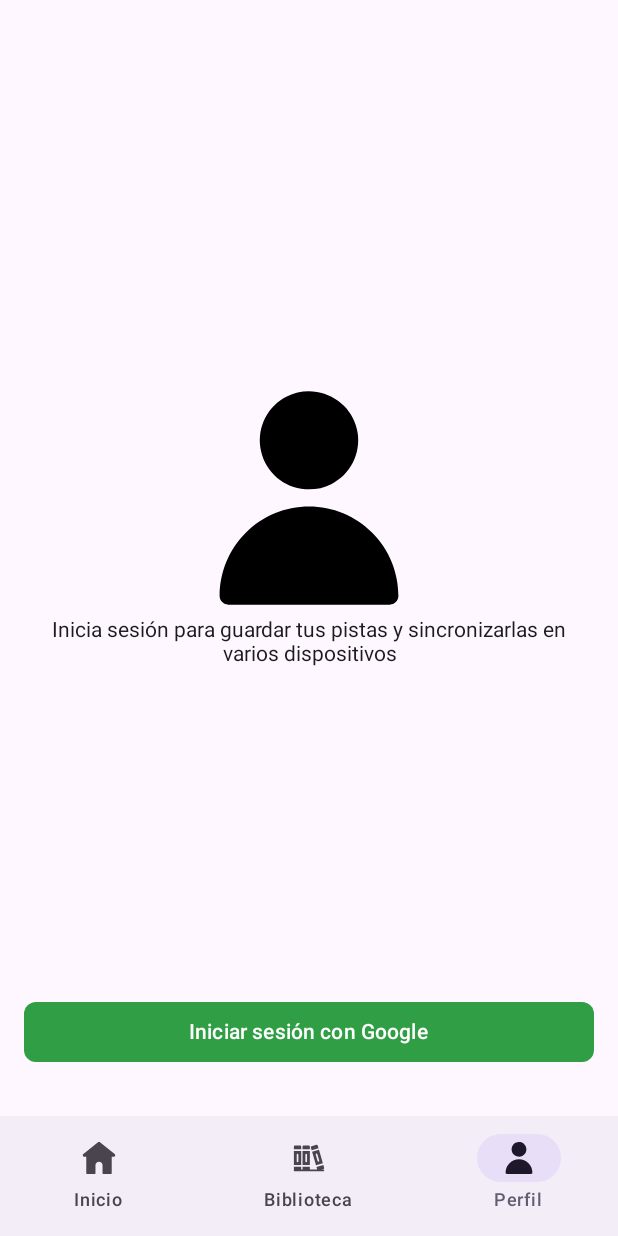
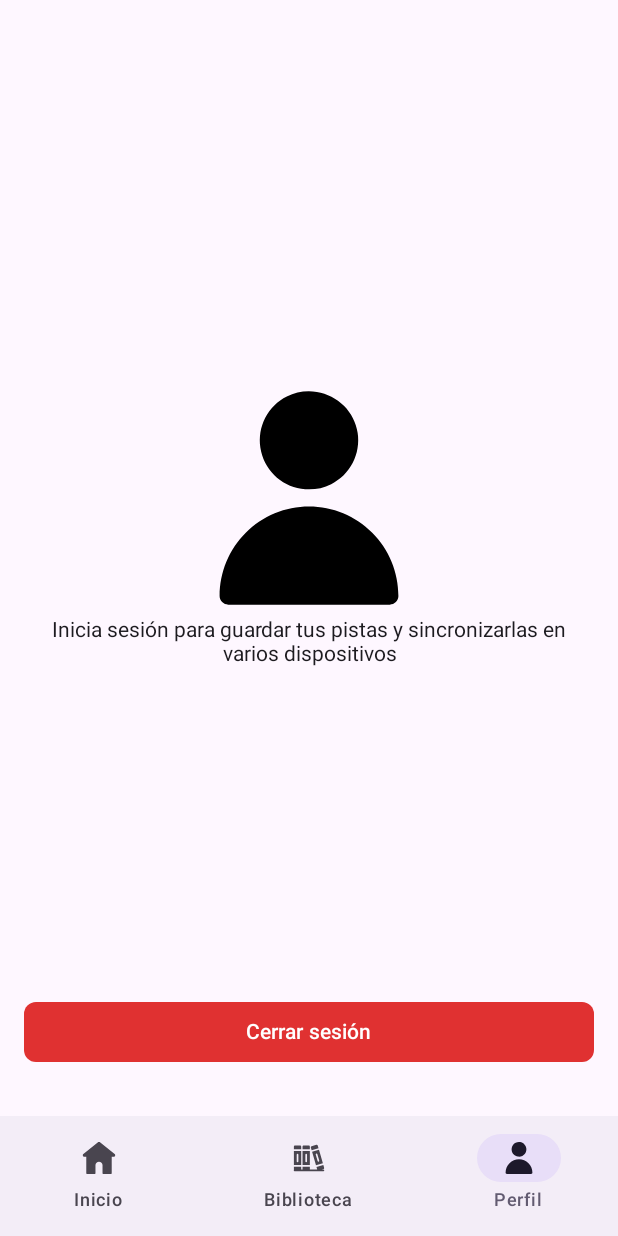
Before and after one commit to RonnyLP/musicquest, an Android app built with Jetpack Compose: the HomeScreen screen opened through its navigation route, item 3 of the bottom bar chosen, on a phone screen of 412 x 824 dp. Run offline under Robolectric (Android 15) with nearby library versions, the phone set to English and light mode, and no system bars; our stand-ins replace Dagger/Hilt's generated code, Firebase (no records; nobody signed in at launch, a user with empty details on screens opened directly), Room's generated code; libraries missing offline, so code that uses them is left out: androidx.hilt.lifecycle.

Commit message:
Agregado la función de cerrar sesión

```diff
--- a/app/src/main/java/com/example/melodyquest/core/navigation/AppNavHost.kt
+++ b/app/src/main/java/com/example/melodyquest/core/navigation/AppNavHost.kt
@@ -106,6 +106,9 @@ fun AppNavHost(
             HomeScreen(
                 onNavigateToPlayer = { id ->
                     navController.navigate(Screen.Player.createRoute(id))
+                },
+                onNavigateToLogin = {
+                    navController.navigate(Screen.Welcome.route)
                 }
             )
         }
--- a/app/src/main/java/com/example/melodyquest/feature/home/ui/HomeScreen.kt
+++ b/app/src/main/java/com/example/melodyquest/feature/home/ui/HomeScreen.kt
@@ -39,6 +39,7 @@ fun HomeScreenPreview(
 fun HomeScreen(
     viewModel: IHomeScreenViewModel = viewModel<HomeScreenViewModel>(),
     onNavigateToPlayer: (id: String) -> Unit,
+    onNavigateToLogin: () -> Unit = {},
     preview: Boolean = false
 ) {
     val selectedTab = viewModel.selectedTab.value
@@ -79,7 +80,7 @@ fun HomeScreen(
             when (selectedTab) {
                 HomeTab.Inicio -> InicioTab(innerPadding, onNavigateToPlayer = onNavigateToPlayer)
                 HomeTab.Biblioteca -> BibliotecaTab(innerPadding, onNavigateToPlayer = onNavigateToPlayer)
-                HomeTab.Perfil -> UsuarioTab(innerPadding)
+                HomeTab.Perfil -> UsuarioTab(innerPadding, navigateToLogin = onNavigateToLogin)
             }
         }
     }
--- a/app/src/main/java/com/example/melodyquest/feature/home/ui/UsuarioTab.kt
+++ b/app/src/main/java/com/example/melodyquest/feature/home/ui/UsuarioTab.kt
@@ -4,7 +4,6 @@ import android.Manifest
 import android.util.Log
 import androidx.activity.compose.rememberLauncherForActivityResult
 import androidx.activity.result.contract.ActivityResultContracts
-import androidx.activity.result.launch
 import androidx.compose.foundation.Image
 import androidx.compose.foundation.layout.Arrangement
 import androidx.compose.foundation.layout.Box
@@ -19,15 +18,14 @@ import androidx.compose.runtime.Composable
 import androidx.compose.runtime.DisposableEffect
 import androidx.compose.runtime.LaunchedEffect
 import androidx.compose.runtime.collectAsState
-import androidx.compose.runtime.getValue
 import androidx.compose.ui.Alignment
 import androidx.compose.ui.Modifier
 import androidx.compose.ui.text.style.TextAlign
 import androidx.compose.ui.tooling.preview.Preview
 import androidx.compose.ui.unit.dp
 import androidx.hilt.lifecycle.viewmodel.compose.hiltViewModel
-import androidx.lifecycle.compose.collectAsStateWithLifecycle
 import com.example.melodyquest.core.ui.components.GreenButton
+import com.example.melodyquest.core.ui.components.RedButton
 import com.example.melodyquest.core.ui.icons.AppIcons
 import com.example.melodyquest.core.ui.icons.User
 import com.example.melodyquest.feature.home.viewmodel.FakeUsuarioTabViewModel
@@ -51,7 +49,8 @@ fun UsuarioTabPreview(fakeVM: IUsuarioTabViewModel = FakeUsuarioTabViewModel())
 @Composable
 fun UsuarioTab(
     innerPadding: PaddingValues = PaddingValues(0.dp),
-    usuarioTabViewModel: IUsuarioTabViewModel = hiltViewModel<UsuarioTabViewModel>()
+    usuarioTabViewModel: IUsuarioTabViewModel = hiltViewModel<UsuarioTabViewModel>(),
+    navigateToLogin: () -> Unit = {}
 ) {
 
 
@@ -80,9 +79,6 @@ fun UsuarioTab(
     val location = usuarioTabViewModel.location.collectAsState()
     val currentUserLocation = location.value
 
-    if (currentUserLocation != null) {
-        Text(currentUserLocation.latitude.toString()  + " " + currentUserLocation.longitude.toString())
-    }
 
 
     // 2. Crear el lanzador de solicitud de permisos
@@ -105,34 +101,7 @@ fun UsuarioTab(
             .fillMaxSize()
             .padding(16.dp, 32.dp)
     ) {
-        if (currentUserLocation == null) {
-            // --- Pantalla de "Iniciar sesión" (sin cambios) ---
-            Column(
-                verticalArrangement = Arrangement.Center,
-                horizontalAlignment = Alignment.CenterHorizontally,
-                modifier = Modifier
-                    .fillMaxWidth()
-                    .weight(1f)
-                    .padding(16.dp, 0.dp)
-            ) {
-                Image(
-                    AppIcons.User,
-                    contentDescription = "Usuario",
-                    modifier = Modifier
-                        .size(160.dp)
-                )
-                Text(
-                    text = "Inicia sesión para guardar tus pistas y sincronizarlas en varios dispositivos",
-                    textAlign = TextAlign.Center
-                )
-            }
-            GreenButton(
-                "Iniciar sesión con Google",
-                { usuarioTabViewModel.startGoogleAuth() },
-                modifier = Modifier
-                    .fillMaxWidth()
-            )
-        } else {
+        if (currentUserLocation != null) {
             LaunchedEffect(Unit) {
                 Log.d("UsuarioTab", "Vista de mapa visible. Solicitando permisos.")
                 permissionLauncher.launch(
@@ -183,5 +152,33 @@ fun UsuarioTab(
                 }
             }
         }
+
+        // --- Pantalla de "Iniciar sesión" (sin cambios) ---
+        Column(
+            verticalArrangement = Arrangement.Center,
+            horizontalAlignment = Alignment.CenterHorizontally,
+            modifier = Modifier
+                .fillMaxWidth()
+                .weight(1f)
+                .padding(16.dp, 0.dp)
+        ) {
+            Image(
+                AppIcons.User,
+                contentDescription = "Usuario",
+                modifier = Modifier
+                    .size(160.dp)
+            )
+            Text(
+                text = "Inicia sesión para guardar tus pistas y sincronizarlas en varios dispositivos",
+                textAlign = TextAlign.Center
+            )
+        }
+        RedButton(
+            "Cerrar sesión",
+            { usuarioTabViewModel.cerrarSesion(navigateToLogin) },
+            modifier = Modifier
+                .fillMaxWidth()
+        )
+
     }
 }
--- a/app/src/main/java/com/example/melodyquest/feature/home/viewmodel/FakeUsuarioTabViewModel.kt
+++ b/app/src/main/java/com/example/melodyquest/feature/home/viewmodel/FakeUsuarioTabViewModel.kt
@@ -21,7 +21,7 @@ class FakeUsuarioTabViewModel : ViewModel(), IUsuarioTabViewModel {
         stopLocationUpdatesCalled = true
     }
 
-    override fun startGoogleAuth() {
+    override fun cerrarSesion(callback: () -> Unit) {
         startGoogleAuthCalled = true
     }
 
--- a/app/src/main/java/com/example/melodyquest/feature/home/viewmodel/IUsuarioTabViewModel.kt
+++ b/app/src/main/java/com/example/melodyquest/feature/home/viewmodel/IUsuarioTabViewModel.kt
@@ -7,5 +7,5 @@ interface IUsuarioTabViewModel {
     val location: StateFlow<UserLocation?>
     fun startLocationUpdates()
     fun stopLocationUpdates()
-    fun startGoogleAuth()
+    fun cerrarSesion(callback: ()-> Unit)
 }
```
Also changed, not shown: app/src/main/java/com/example/melodyquest/feature/home/viewmodel/UsuarioTabViewModel.kt (+5 -2 lines).
